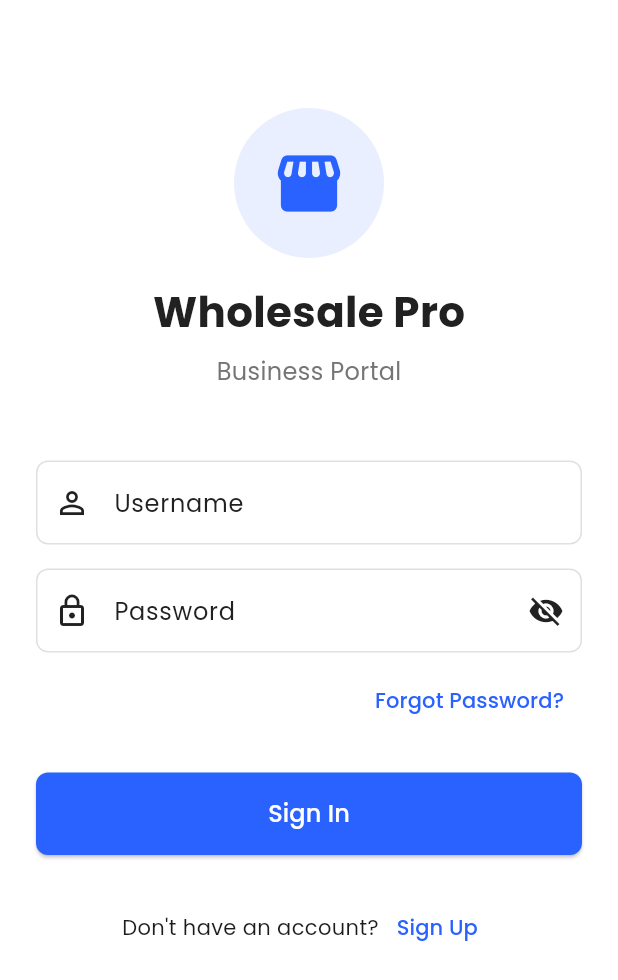
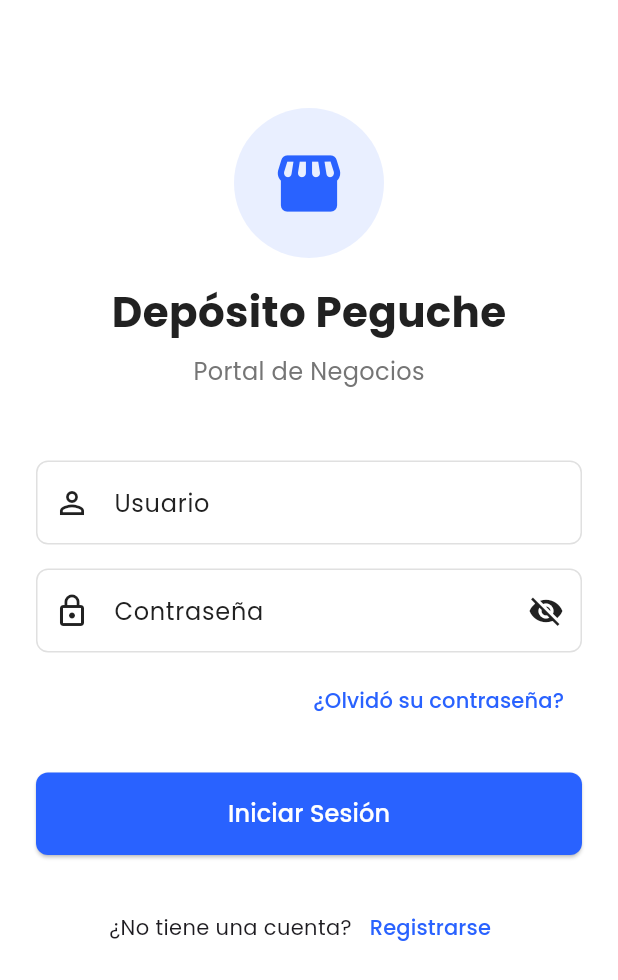
Before and after one commit to CarlosTontaquimba1995/ventas_app, a Flutter app: the screen it shows after launch, on a phone screen of 412 x 824 dp. Shown: the top 980 px of the screen. Run offline on Flutter 3.47's test engine with Material 3 defaults, Android fonts, the phone set to English and light mode, and no system bars; our stand-ins replace google_fonts, shared_preferences.

Commit message:
fix: Translkate all system in Spanich

```diff
--- a/lib/screens/cart_screen.dart
+++ b/lib/screens/cart_screen.dart
@@ -134,7 +134,7 @@ class CartScreen extends StatelessWidget {
             mainAxisAlignment: MainAxisAlignment.spaceBetween,
             children: [
               Text(
-                'Subtotal (${cartService.itemCount} items):',
+                'Subtotal (${cartService.itemCount} artículos):',
                 style: GoogleFonts.poppins(
                   fontSize: 14,
                   color: AppColors.textSecondary,
--- a/lib/screens/login_screen.dart
+++ b/lib/screens/login_screen.dart
@@ -75,7 +75,7 @@ class _LoginScreenState extends State<LoginScreen> {
                   ),
                   const SizedBox(height: 16),
                   Text(
-                    'Wholesale Pro',
+                    'Depósito Peguche',
                     style: GoogleFonts.poppins(
                       fontSize: 28,
                       fontWeight: FontWeight.bold,
@@ -84,7 +84,7 @@ class _LoginScreenState extends State<LoginScreen> {
                   ),
                   const SizedBox(height: 8),
                   Text(
-                    'Business Portal',
+                    'Portal de Negocios',
                     style: GoogleFonts.poppins(
                       fontSize: 16,
                       color: AppColors.textSecondary,
@@ -102,12 +102,12 @@ class _LoginScreenState extends State<LoginScreen> {
                     TextFormField(
                       controller: _usernameController,
                       decoration: const InputDecoration(
-                        labelText: 'Username',
+                        labelText: 'Usuario',
                         prefixIcon: Icon(Icons.person_outline),
                       ),
                       validator: (value) {
                         if (value == null || value.isEmpty) {
-                          return 'Please enter your username';
+                          return 'Por favor ingrese su usuario';
                         }
                         return null;
                       },
@@ -117,7 +117,7 @@ class _LoginScreenState extends State<LoginScreen> {
                       controller: _passwordController,
                       obscureText: _obscurePassword,
                       decoration: InputDecoration(
-                        labelText: 'Password',
+                        labelText: 'Contraseña',
                         prefixIcon: const Icon(Icons.lock_outline),
                         suffixIcon: IconButton(
                           icon: Icon(
@@ -134,10 +134,10 @@ class _LoginScreenState extends State<LoginScreen> {
                       ),
                       validator: (value) {
                         if (value == null || value.isEmpty) {
-                          return 'Please enter your password';
+                          return 'Por favor ingrese su contraseña';
                         }
                         if (value.length < 6) {
-                          return 'Password must be at least 6 characters';
+                          return 'La contraseña debe tener al menos 6 caracteres';
                         }
                         return null;
                       },
@@ -149,7 +149,7 @@ class _LoginScreenState extends State<LoginScreen> {
                         onPressed: () {
                           // TODO: Implement forgot password
                         },
-                        child: const Text('Forgot Password?'),
+                        child: const Text('¿Olvidó su contraseña?'),
                       ),
                     ),
                     const SizedBox(height: 24),
@@ -162,7 +162,7 @@ class _LoginScreenState extends State<LoginScreen> {
                         ),
                       ),
                       child: const Text(
-                        'Sign In',
+                        'Iniciar Sesión',
                         style: TextStyle(fontSize: 16),
                       ),
                     ),
@@ -170,7 +170,7 @@ class _LoginScreenState extends State<LoginScreen> {
                     Row(
                       mainAxisAlignment: MainAxisAlignment.center,
                       children: [
-                        const Text("Don't have an account?"),
+                        const Text("¿No tiene una cuenta?"),
                         TextButton(
                           onPressed: () {
                             Navigator.push(
@@ -178,7 +178,7 @@ class _LoginScreenState extends State<LoginScreen> {
                               MaterialPageRoute(builder: (context) => const SignUpScreen()),
                             );
                           },
-                          child: const Text('Sign Up'),
+                          child: const Text('Registrarse'),
                         ),
                       ],
                     ),
--- a/lib/screens/signup_screen.dart
+++ b/lib/screens/signup_screen.dart
@@ -58,7 +58,7 @@ class _SignUpScreenState extends State<SignUpScreen> {
   Widget build(BuildContext context) {
     return Scaffold(
       appBar: AppBar(
-        title: const Text('Create Account'),
+        title: const Text('Crear Cuenta'),
         leading: IconButton(
           icon: const Icon(Icons.arrow_back),
           onPressed: () => Navigator.pop(context),
@@ -91,7 +91,7 @@ class _SignUpScreenState extends State<SignUpScreen> {
                     ),
                     const SizedBox(height: 16),
                     Text(
-                      'Create Account',
+                      'Crear Cuenta',
                       style: GoogleFonts.poppins(
                         fontSize: 24,
                         fontWeight: FontWeight.bold,
@@ -100,7 +100,7 @@ class _SignUpScreenState extends State<SignUpScreen> {
                     ),
                     const SizedBox(height: 8),
                     Text(
-                      'Fill in your details to get started',
+                      'Complete sus datos para comenzar',
                       style: GoogleFonts.poppins(
                         fontSize: 14,
                         color: AppColors.textSecondary,
@@ -113,12 +113,12 @@ class _SignUpScreenState extends State<SignUpScreen> {
                 TextFormField(
                   controller: _nameController,
                   decoration: const InputDecoration(
-                    labelText: 'Full Name',
+                    labelText: 'Nombre Completo',
                     prefixIcon: Icon(Icons.person_outline),
                   ),
                   validator: (value) {
                     if (value == null || value.isEmpty) {
-                      return 'Please enter your full name';
+                      return 'Por favor ingrese su nombre completo';
                     }
                     return null;
                   },
@@ -129,15 +129,15 @@ class _SignUpScreenState extends State<SignUpScreen> {
                   controller: _emailController,
                   keyboardType: TextInputType.emailAddress,
                   decoration: const InputDecoration(
-                    labelText: 'Email',
+                    labelText: 'Correo Electrónico',
                     prefixIcon: Icon(Icons.email_outlined),
                   ),
                   validator: (value) {
                     if (value == null || value.isEmpty) {
-                      return 'Please enter your email';
+                      return 'Por favor ingrese su correo electrónico';
                     }
                     if (!value.contains('@')) {
-                      return 'Please enter a valid email';
+                      return 'Por favor ingrese un correo electrónico válido';
                     }
                     return null;
                   },
@@ -148,15 +148,15 @@ class _SignUpScreenState extends State<SignUpScreen> {
                   controller: _phoneController,
                   keyboardType: TextInputType.phone,
                   decoration: const InputDecoration(
-                    labelText: 'Phone Number',
+                    labelText: 'Número de Teléfono',
                     prefixIcon: Icon(Icons.phone_outlined),
                   ),
                   validator: (value) {
                     if (value == null || value.isEmpty) {
-                      return 'Please enter your phone number';
+                      return 'Por favor ingrese su número de teléfono';
                     }
                     if (value.length < 10) {
-                      return 'Please enter a valid phone number';
+                      return 'Por favor ingrese un número de teléfono válido';
                     }
                     return null;
                   },
@@ -167,7 +167,7 @@ class _SignUpScreenState extends State<SignUpScreen> {
                   controller: _passwordController,
                   obscureText: _obscurePassword,
                   decoration: InputDecoration(
-                    labelText: 'Password',
+                    labelText: 'Contraseña',
                     prefixIcon: const Icon(Icons.lock_outline),
                     suffixIcon: IconButton(
                       icon: Icon(
@@ -184,10 +184,10 @@ class _SignUpScreenState extends State<SignUpScreen> {
                   ),
                   validator: (value) {
                     if (value == null || value.isEmpty) {
-                      return 'Please enter a password';
+                      return 'Por favor ingrese una contraseña';
                     }
                     if (value.length < 6) {
-                      return 'Password must be at least 6 characters';
+                      return 'La contraseña debe tener al menos 6 caracteres';
                     }
                     return null;
                   },
@@ -198,7 +198,7 @@ class _SignUpScreenState extends State<SignUpScreen> {
                   controller: _confirmPasswordController,
                   obscureText: _obscureConfirmPassword,
                   decoration: InputDecoration(
-                    labelText: 'Confirm Password',
+                    labelText: 'Confirmar Contraseña',
                     prefixIcon: const Icon(Icons.lock_outline),
                     suffixIcon: IconButton(
                       icon: Icon(
@@ -215,10 +215,10 @@ class _SignUpScreenState extends State<SignUpScreen> {
                   ),
                   validator: (value) {
                     if (value == null || value.isEmpty) {
-                      return 'Please confirm your password';
+                      return 'Por favor confirme su contraseña';
                     }
                     if (value != _passwordController.text) {
-                      return 'Passwords do not match';
+                      return 'Las contraseñas no coinciden';
                     }
                     return null;
                   },
@@ -234,7 +234,7 @@ class _SignUpScreenState extends State<SignUpScreen> {
                     ),
                   ),
                   child: const Text(
-                    'Sign Up',
+                    'Registrarse',
                     style: TextStyle(fontSize: 16),
                   ),
                 ),
@@ -243,7 +243,7 @@ class _SignUpScreenState extends State<SignUpScreen> {
                 Row(
                   mainAxisAlignment: MainAxisAlignment.center,
                   children: [
-                    const Text("Already have an account?"),
+                    const Text("¿Ya tienes una cuenta?"),
                     TextButton(
                       onPressed: () {
                         Navigator.pushReplacement(
@@ -252,14 +252,14 @@ class _SignUpScreenState extends State<SignUpScreen> {
                               builder: (context) => const LoginScreen()),
                         );
                       },
-                      child: const Text('Sign In'),
+                      child: const Text('Iniciar Sesión'),
                     ),
                   ],
                 ),
                 const SizedBox(height: 24),
                 // Terms and Conditions
                 Text(
-                  'By signing up, you agree to our Terms of Service and Privacy Policy',
+                  'Al registrarte, aceptas nuestros Términos de Servicio y Política de Privacidad',
                   textAlign: TextAlign.center,
                   style: GoogleFonts.poppins(
                     fontSize: 12,
```
Also changed, not shown: lib/screens/home_screen.dart (+12 -11 lines), lib/screens/order_confirmation_screen.dart (+14 -14 lines), lib/screens/product_detail_screen.dart (+6 -6 lines), lib/screens/profile_screen.dart (+11 -11 lines), lib/screens/settings_screen.dart (+19 -19 lines).
